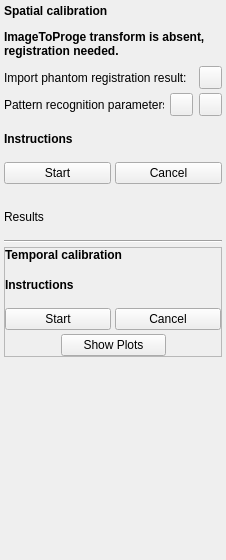
This is PlusApp/fCal/Toolboxes/FreehandCalibrationToolbox.ui in PlusToolkit/PlusApp as Qt 5 draws it before an edit. The edited form follows.
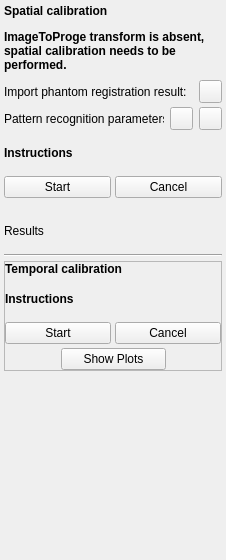
This is the edited form. Icons and pictures are not drawn.

Patch:
```diff
--- a/PlusApp/fCal/Toolboxes/FreehandCalibrationToolbox.ui
+++ b/PlusApp/fCal/Toolboxes/FreehandCalibrationToolbox.ui
@@ -328,7 +328,13 @@
        </widget>
       </item>
       <item row="2" column="0" colspan="2">
-       <widget class="QLabel" name="label_SpatialCalibrationState">
+       <widget class="QLabel" name="label_State">
+        <property name="sizePolicy">
+         <sizepolicy hsizetype="Preferred" vsizetype="Preferred">
+          <horstretch>0</horstretch>
+          <verstretch>0</verstretch>
+         </sizepolicy>
+        </property>
         <property name="font">
          <font>
           <weight>75</weight>
@@ -336,7 +342,7 @@
          </font>
         </property>
         <property name="text">
-         <string>ImageToProge transform is absent, registration needed.</string>
+         <string>ImageToProge transform is absent, spatial calibration needs to be performed.</string>
         </property>
         <property name="wordWrap">
          <bool>true</bool>
```
